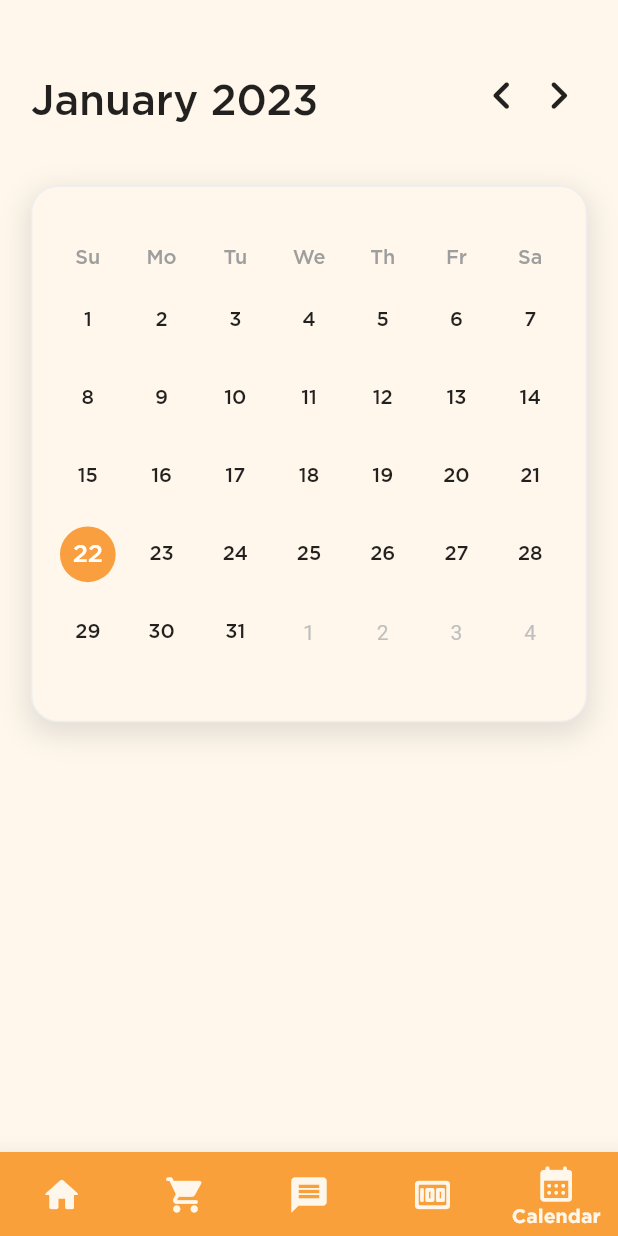
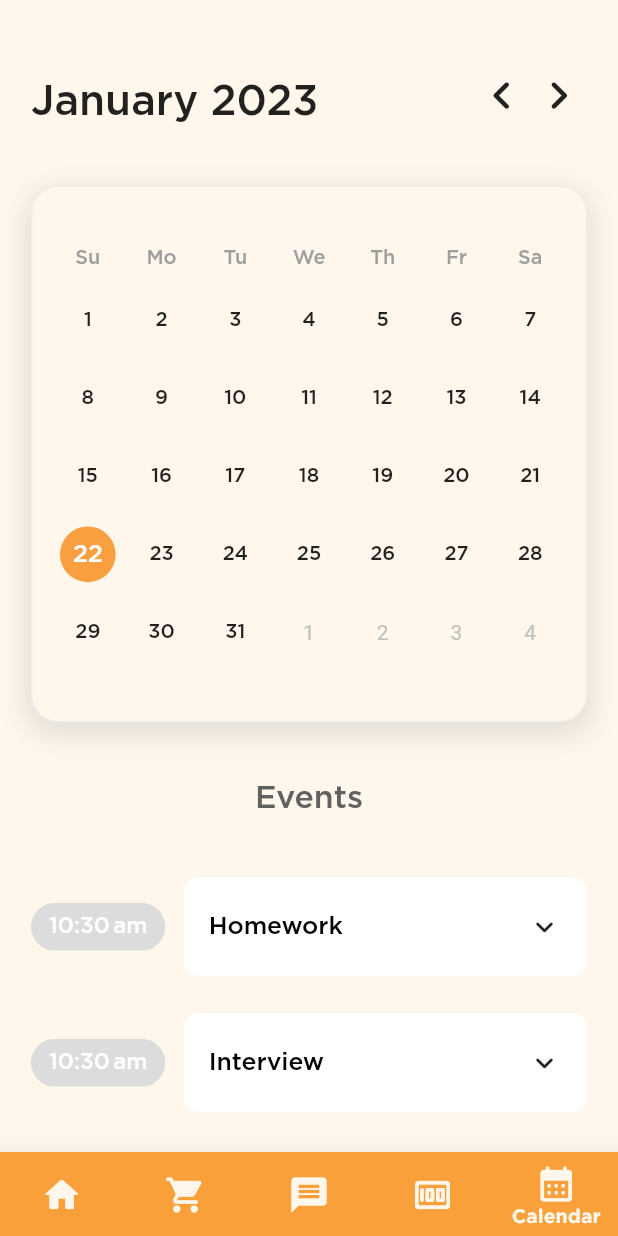
Before and after one commit to kyasuigit/roomies-beta, a Flutter app: the TabsScreen screen opened directly, item 5 of the bottom bar chosen, scrolled down 56 dp, on a phone screen of 412 x 824 dp. Run offline on Flutter 3.47's test engine with Material 2 defaults, Android fonts, the phone set to English and light mode, and no system bars; drawn by our look-alikes of table_calendar; our stand-ins replace cloud_firestore, firebase_auth, firebase_core, flutter_svg, hidden_drawer_menu, lottie and 1 more; accounts and stored records are empty.

Commit message:
Added event tiles to the calendar

```diff
--- a/roomies_beta/lib/models/calendar_event.dart
+++ b/roomies_beta/lib/models/calendar_event.dart
@@ -1,11 +1,46 @@
 class CalendarEvent {
   String _user = '';
+  DateTime _time = DateTime.now();
   String _eventName = '';
   String _importance = '';
 
-  CalendarEvent(String user, String eventName, String importance) {
+  CalendarEvent(
+      String user, DateTime time, String eventName, String importance) {
     _user = user;
+    _time = time;
     _eventName = eventName;
     _importance = importance;
   }
+
+  String get getUserId {
+    return _user;
+  }
+
+  DateTime get getEventTime {
+    return _time;
+  }
+
+  String get getEventName {
+    return _eventName;
+  }
+
+  String get getImportance {
+    return _importance;
+  }
+
+  void setUserId(String newUserId) {
+    _user = newUserId;
+  }
+
+  void setEventTime(DateTime time) {
+    _time = time;
+  }
+
+  void setEventName(String eventName) {
+    _eventName = eventName;
+  }
+
+  void setImportance(String importance) {
+    _importance = importance;
+  }
 }
--- a/roomies_beta/lib/providers/house.dart
+++ b/roomies_beta/lib/providers/house.dart
@@ -1,14 +1,26 @@
-import './app_user.dart';
+import 'package:flutter/material.dart';
+
+final List<Color> _colors = [
+  Colors.red.shade400,
+  Colors.purple.shade400,
+  Colors.lightBlue.shade400,
+  Colors.yellow.shade400,
+  Colors.lightGreen.shade400,
+];
 
 class House {
   String _houseId = '';
   String _houseName = '';
   List<String> _users = [];
+  Map<String, Color> _colorCodes = {};
 
   House(String houseId, String houseName, List<String> users) {
     _houseId = houseId;
     _houseName = houseName;
     _users = users;
+    for (int i = 0; i < _users.length; i++) {
+      _colorCodes[_users[i]] = _colors[i];
+    }
   }
 
   String get getHouseId {
@@ -34,4 +46,8 @@ class House {
   void addUser(String newUser) {
     _users.add(newUser);
   }
+
+  Color? getColor(String userId) {
+    return _colorCodes[userId];
+  }
 }
--- a/roomies_beta/lib/screens/calendar_screen.dart
+++ b/roomies_beta/lib/screens/calendar_screen.dart
@@ -1,7 +1,13 @@
 import 'package:flutter/material.dart';
 import 'package:intl/intl.dart';
+import 'package:roomies_beta/models/calendar_event.dart';
 import 'package:table_calendar/table_calendar.dart';
+import 'package:provider/provider.dart';
+import 'package:lottie/lottie.dart';
 
+import '../widgets/calendar_screen/event_tile.dart';
+import '../providers/house.dart';
+import '../providers/app_user.dart';
 import '../models/size_config.dart';
 
 class CalendarScreen extends StatefulWidget {
@@ -20,16 +26,32 @@ class _CalendarScreenState extends State<CalendarScreen> {
   DateTime _selectedDate = DateTime.now();
   CalendarFormat _calendarFormat = CalendarFormat.month;
 
+  Map<DateTime, List<CalendarEvent>> _eventMap = {};
+
   @override
-  void initState() {
-    // TODO: implement initState
-    super.initState();
+  void didChangeDependencies() {
+    _eventMap[DateTime.utc(
+        DateTime.now().year, DateTime.now().month, DateTime.now().day)] = [
+      CalendarEvent(Provider.of<AppUser>(context, listen: false).getUserId,
+          DateTime.now(), 'Homework', 'High'),
+      CalendarEvent(Provider.of<AppUser>(context, listen: false).getUserId,
+          DateTime.now(), 'Interview', 'High'),
+    ];
+    super.didChangeDependencies();
+  }
+
+  List<CalendarEvent>? getEventsOfDate(DateTime day) {
+    if (_eventMap.containsKey(DateTime.utc(day.year, day.month, day.day))) {
+      return _eventMap[DateTime.utc(day.year, day.month, day.day)];
+    }
+    return null;
   }
 
   @override
   Widget build(BuildContext context) {
     SizeConfig().init(context);
-    return Container(
+    return SingleChildScrollView(
+      child: Container(
         padding: EdgeInsets.symmetric(
           vertical: SizeConfig.screenHeight * 0.02,
           horizontal: SizeConfig.screenWidth * 0.05,
@@ -113,13 +135,27 @@ class _CalendarScreenState extends State<CalendarScreen> {
                 ],
               ),
               child: TableCalendar(
+                calendarBuilders: CalendarBuilders(
+                  singleMarkerBuilder: (context, day, event) {
+                    CalendarEvent calendarEvent = event as CalendarEvent;
+                    return Container(
+                      height: SizeConfig.screenHeight * 0.01,
+                      width: SizeConfig.screenHeight * 0.01,
+                      decoration: BoxDecoration(
+                          shape: BoxShape.circle,
+                          color: Provider.of<House>(context)
+                              .getColor(event.getUserId)),
+                    );
+                  },
+                ),
                 selectedDayPredicate: (day) {
                   return isSameDay(_selectedDate, day);
                 },
                 onDaySelected: (selectedDay, focusedDay) {
                   setState(() {
                     _selectedDate = selectedDay;
-                  _focusedDay = focusedDay; // update `_focusedDay` here as well
+                    _focusedDay =
+                        focusedDay; // update `_focusedDay` here as well
                   });
                 },
                 daysOfWeekHeight: 30,
@@ -159,7 +195,7 @@ class _CalendarScreenState extends State<CalendarScreen> {
                     color: Colors.white,
                   ),
                   todayDecoration: const BoxDecoration(
-                  color: Color.fromARGB(255, 250, 190, 125),
+                    color: Color.fromARGB(255, 255, 203, 148),
                     shape: BoxShape.circle,
                   ),
                   selectedDecoration: const BoxDecoration(
@@ -177,19 +213,73 @@ class _CalendarScreenState extends State<CalendarScreen> {
                   ),
                 ),
                 availableGestures: AvailableGestures.horizontalSwipe,
-              formatAnimationCurve: Curves.fastOutSlowIn,
-              formatAnimationDuration: Duration(milliseconds: 300),
-              pageAnimationCurve: Curves.fastOutSlowIn,
-              pageAnimationEnabled: true,
-              pageAnimationDuration: Duration(milliseconds: 300),
                 pageJumpingEnabled: true,
-              eventLoader: (day) => [],
+                eventLoader: (day) {
+                  if (getEventsOfDate(day) != null) {
+                    return getEventsOfDate(day) as List<CalendarEvent>;
+                  }
+                  return [];
+                },
                 firstDay: _firstDate,
                 lastDay: _lastDate,
                 focusedDay: _selectedDate,
               ),
             ),
+            getEventsOfDate(_selectedDate) != null
+                ? Column(
+                    children: [
+                      Container(
+                        margin: EdgeInsets.symmetric(
+                            vertical: SizeConfig.screenHeight * 0.05),
+                        child: Text(
+                          'Events',
+                          style: TextStyle(
+                            color: Colors.grey.shade700,
+                            fontSize: SizeConfig.blockSizeVertical * 2.6,
+                            fontFamily: 'Gotham',
+                          ),
+                        ),
+                      ),
+                      SizedBox(
+                        height: SizeConfig.screenHeight * 0.5,
+                        width: SizeConfig.screenWidth * 0.9,
+                        child: ListView.builder(
+                          physics: const NeverScrollableScrollPhysics(),
+                          padding: EdgeInsets.zero,
+                          itemCount: getEventsOfDate(_selectedDate)!.length,
+                          itemBuilder: (context, index) {
+                            return EventTile(
+                              event: getEventsOfDate(_selectedDate)![index],
+                            );
+                          },
+                        ),
+                      )
                     ],
+                  )
+                : Container(
+                    margin: EdgeInsets.symmetric(
+                      vertical: SizeConfig.screenHeight * 0.08,
+                      horizontal: SizeConfig.screenWidth * 0.04,
+                    ),
+                    child: Column(
+                      children: [
+                        Center(
+                          child: Text(
+                            "No events for the day!",
+                            style: TextStyle(
+                              fontFamily: 'Gotham',
+                              fontSize: SizeConfig.blockSizeVertical * 3.2,
+                            ),
+                            textAlign: TextAlign.center,
+                          ),
+                        ),
+                        Lottie.network(
+                            'https://assets7.lottiefiles.com/packages/lf20_4fewfamh.json')
+                      ],
+                    ),
+                  ),
+          ],
+        ),
       ),
     );
   }
--- a/roomies_beta/lib/screens/houses_screen/my_houses_screen.dart
+++ b/roomies_beta/lib/screens/houses_screen/my_houses_screen.dart
@@ -17,17 +17,17 @@ class MyHousesScreen extends StatelessWidget {
   Widget build(BuildContext context) {
     SizeConfig().init(context);
     return Scaffold(
-      // floatingActionButton: FloatingActionButton(
-      //   backgroundColor: const Color.fromRGBO(249, 160, 63, 1),
-      //   foregroundColor: const Color.fromARGB(255, 255, 245, 230),
-      //   child: Icon(
-      //     Icons.add_rounded,
-      //     size: SizeConfig.blockSizeVertical * 4,
-      //   ),
-      //   onPressed: () {},
-      // ),
+      floatingActionButton: FloatingActionButton(
+        backgroundColor: const Color.fromRGBO(249, 160, 63, 1),
+        foregroundColor: const Color.fromARGB(255, 255, 245, 230),
+        child: Icon(
+          Icons.add_rounded,
+          size: SizeConfig.blockSizeVertical * 4,
+        ),
+        onPressed: () {},
+      ),
       resizeToAvoidBottomInset: false,
-      backgroundColor: Colors.white,
+      backgroundColor: const Color.fromARGB(255, 255, 245, 230),
       body: SafeArea(
         child: Stack(
           children: [
--- /dev/null
+++ b/roomies_beta/lib/widgets/calendar_screen/event_tile.dart
@@ -0,0 +1,211 @@
+import 'package:flutter/material.dart';
+import 'package:intl/intl.dart';
+import 'package:provider/provider.dart';
+
+import '../../providers/app_user.dart';
+import '../../providers/house.dart';
+import '../../models/calendar_event.dart';
+import '../../models/size_config.dart';
+
+class EventTile extends StatefulWidget {
+  final CalendarEvent event;
+
+  const EventTile({super.key, required this.event});
+
+  @override
+  State<EventTile> createState() => _EventTileState();
+}
+
+class _EventTileState extends State<EventTile> with TickerProviderStateMixin {
+  bool _isOpened = false;
+
+  @override
+  Widget build(BuildContext context) {
+    SizeConfig().init(context);
+    return AnimatedContainer(
+      margin: EdgeInsets.only(bottom: SizeConfig.screenHeight * 0.03),
+      duration: const Duration(milliseconds: 250),
+      curve: Curves.easeInOut,
+      width: SizeConfig.screenWidth * 0.9,
+      height: !_isOpened
+          ? SizeConfig.screenHeight * 0.08
+          : SizeConfig.screenHeight * 0.2,
+      child: Row(
+        mainAxisAlignment: MainAxisAlignment.spaceBetween,
+        children: [
+          if (!_isOpened)
+            Chip(
+              backgroundColor:
+                  Provider.of<House>(context).getColor(widget.event.getUserId),
+              label: Text(
+                DateFormat.jm('en_US')
+                    .format(
+                      widget.event.getEventTime,
+                    )
+                    .toLowerCase(),
+                style: TextStyle(
+                  color: Colors.white,
+                  fontFamily: 'Gotham',
+                  fontSize: SizeConfig.blockSizeVertical * 1.8,
+                ),
+              ),
+            ),
+          if (!_isOpened) SizedBox(width: SizeConfig.screenWidth * 0.03),
+          Expanded(
+            child: Container(
+              decoration: BoxDecoration(
+                color: Colors.white,
+                borderRadius: BorderRadius.circular(10),
+              ),
+              padding: EdgeInsets.symmetric(
+                vertical: SizeConfig.screenHeight * 0.02,
+                horizontal: SizeConfig.screenWidth * 0.04,
+              ),
+              child: Row(
+                mainAxisAlignment: MainAxisAlignment.spaceBetween,
+                children: [
+                  SingleChildScrollView(
+                    child: Column(
+                      mainAxisAlignment: _isOpened
+                          ? MainAxisAlignment.start
+                          : MainAxisAlignment.center,
+                      crossAxisAlignment: CrossAxisAlignment.start,
+                      children: [
+                        AnimatedAlign(
+                          alignment: _isOpened
+                              ? Alignment.topLeft
+                              : Alignment.centerLeft,
+                          duration: const Duration(milliseconds: 250),
+                          curve: Curves.easeInOut,
+                          child: AnimatedDefaultTextStyle(
+                            duration: const Duration(milliseconds: 250),
+                            curve: Curves.easeInOut,
+                            style: _isOpened
+                                ? TextStyle(
+                                    fontFamily: 'Gotham',
+                                    fontSize:
+                                        SizeConfig.blockSizeVertical * 2.4,
+                                    color: Colors.black,
+                                  )
+                                : TextStyle(
+                                    fontFamily: 'Gotham',
+                                    fontSize: SizeConfig.blockSizeVertical * 2,
+                                    color: Colors.black,
+                                  ),
+                            child: Text(
+                              widget.event.getEventName,
+                            ),
+                          ),
+                        ),
+                        if (_isOpened)
+                          SizedBox(height: SizeConfig.screenHeight * 0.012),
+                        if (_isOpened)
+                          Row(
+                            children: [
+                              CircleAvatar(
+                                radius: SizeConfig.screenHeight * 0.01,
+                                backgroundColor: Provider.of<House>(context)
+                                    .getColor(widget.event.getUserId),
+                              ),
+                              SizedBox(
+                                width: SizeConfig.screenWidth * 0.015,
+                              ),
+                              Text(
+                                Provider.of<List<AppUser>>(context)
+                                    .firstWhere((element) =>
+                                        element.getUserId ==
+                                        widget.event.getUserId)
+                                    .getDisplayName,
+                                style: TextStyle(
+                                  color: Colors.grey.shade500,
+                                  fontFamily: 'Gotham',
+                                ),
+                              ),
+                            ],
+                          ),
+                        if (_isOpened)
+                          SizedBox(height: SizeConfig.screenHeight * 0.02),
+                        if (_isOpened)
+                          Row(
+                            children: [
+                              Container(
+                                height: SizeConfig.screenHeight * 0.05,
+                                width: SizeConfig.screenHeight * 0.05,
+                                decoration: BoxDecoration(
+                                  borderRadius: BorderRadius.circular(8),
+                                  color: Colors.orange.shade50,
+                                ),
+                                child: Icon(
+                                  Icons.access_time_outlined,
+                                  color:
+                                      Theme.of(context).colorScheme.secondary,
+                                  size: SizeConfig.blockSizeVertical * 2.4,
+                                ),
+                              ),
+                              SizedBox(
+                                width: SizeConfig.screenWidth * 0.03,
+                              ),
+                              SizedBox(
+                                height: SizeConfig.screenHeight * 0.04,
+                                child: Column(
+                                  crossAxisAlignment: CrossAxisAlignment.start,
+                                  mainAxisAlignment:
+                                      MainAxisAlignment.spaceBetween,
+                                  children: [
+                                    Text(
+                                      DateFormat.yMMMMd('en_US')
+                                          .format(widget.event.getEventTime),
+                                      style: TextStyle(
+                                          color: Colors.grey.shade500,
+                                          fontFamily: 'Gotham',
+                                          fontSize:
+                                              SizeConfig.blockSizeVertical *
+                                                  1.6),
+                                    ),
+                                    Text(
+                                      DateFormat.jm('en_US')
+                                          .format(widget.event.getEventTime)
+                                          .toLowerCase(),
+                                      style: TextStyle(
+                                          color: Colors.black,
+                                          fontFamily: 'Gotham',
+                                          fontSize:
+                                              SizeConfig.blockSizeVertical *
+                                                  1.8),
+                                    ),
+                                  ],
+                                ),
+                              ),
+                            ],
+                          )
+                      ],
+                    ),
+                  ),
+                  Row(
+                    children: [
+                      Container(),
+                      InkWell(
+                        onTap: () {
+                          setState(() {
+                            _isOpened = !_isOpened;
+                          });
+                        },
+                        radius: 50,
+                        borderRadius: BorderRadius.circular(30),
+                        child: Icon(
+                          _isOpened
+                              ? Icons.expand_less_rounded
+                              : Icons.expand_more_rounded,
+                        ),
+                      ),
+                    ],
+                  )
+                ],
+              ),
+            ),
+          ),
+        ],
+      ),
+    );
+  }
+}
--- a/roomies_beta/lib/widgets/main_drawer.dart
+++ b/roomies_beta/lib/widgets/main_drawer.dart
@@ -1,6 +1,6 @@
 import 'package:flutter/material.dart';
+import 'package:provider/provider.dart';
 import 'package:firebase_auth/firebase_auth.dart';
-import 'package:provider/provider.dart';
 import 'package:hidden_drawer_menu/hidden_drawer_menu.dart';
 
 import '../models/size_config.dart';
--- a/roomies_beta/pubspec.yaml
+++ b/roomies_beta/pubspec.yaml
@@ -31,13 +31,10 @@ environment:
 dependencies:
   flutter:
     sdk: flutter
-  uuid: 3.0.6
-
   # The following adds the Cupertino Icons font to your application.
   # Use with the CupertinoIcons class for iOS style icons.
   cupertino_icons: ^1.0.2
   provider: ^6.0.4
-  syncfusion_flutter_charts: ^20.3.52
   lottie: ^1.4.3
   firebase_core: ^2.1.1
   firebase_auth: ^4.1.1
@@ -46,6 +43,7 @@ dependencies:
   flutter_svg: ^1.1.6
   hidden_drawer_menu: ^3.0.1
   table_calendar: ^3.0.8
+  intl: ^0.17.0
 
 dev_dependencies:
   flutter_test:
```
Also changed, not shown: roomies_beta/pubspec.lock. Lines whose indentation alone changed are shown as unchanged.
